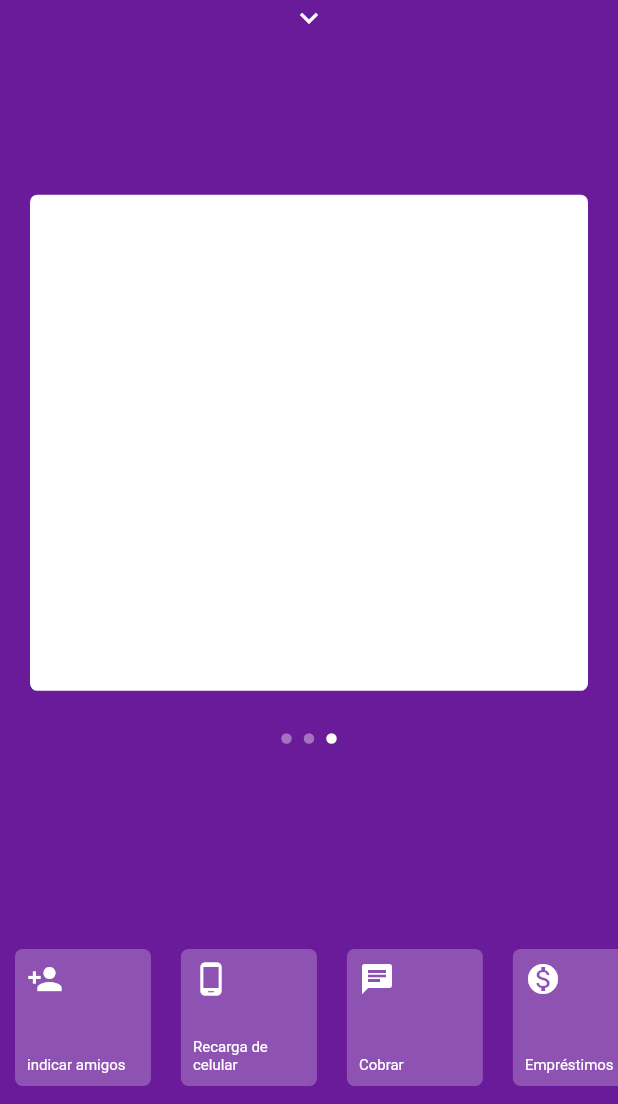
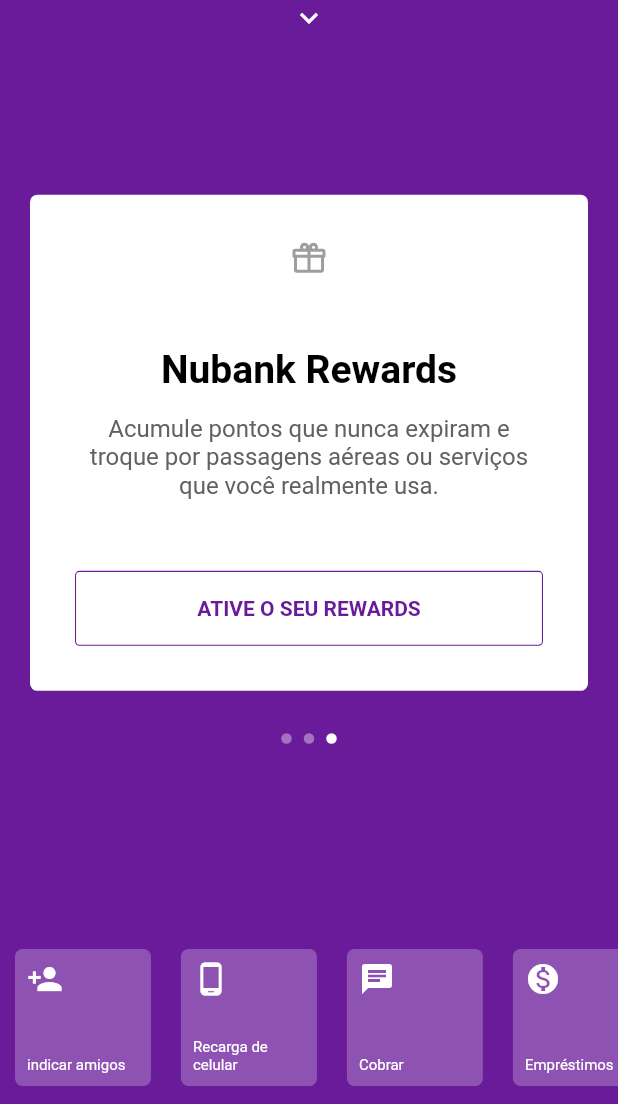
Before and after one commit to PauloAlves8039/flutter-nubank-clone, a Flutter app: the screen it shows after launch, swiped to page 3, on a phone screen of 412 x 824 dp, the part 132-1236 px from its top. Run offline on Flutter 3.47's test engine with Material 2 defaults, Android fonts, the phone set to English and light mode, and no system bars; our stand-ins replace flutter_svg; network calls fail.

Commit message:
Definindo conteúdo do terceiro card

```diff
--- a/lib/pages/home/widgets/page_view_app.dart
+++ b/lib/pages/home/widgets/page_view_app.dart
@@ -2,6 +2,7 @@ import 'package:flutter/material.dart';
 import 'package:nubank_clone/pages/home/widgets/card_app.dart';
 import 'package:nubank_clone/pages/home/widgets/first_card.dart';
 import 'package:nubank_clone/pages/home/widgets/second_card.dart';
+import 'package:nubank_clone/pages/home/widgets/third_card.dart';
 
 class PageViewApp extends StatelessWidget {
   final double top;
@@ -36,7 +37,9 @@ class PageViewApp extends StatelessWidget {
             CardApp(
               child: SecondCard(),
             ),
-            CardApp(),
+            CardApp(
+              child: ThirdCard(),
+            ),
           ],
         ),
       ),
--- /dev/null
+++ b/lib/pages/home/widgets/third_card.dart
@@ -0,0 +1,78 @@
+import 'package:flutter/material.dart';
+import 'package:flutter_svg/flutter_svg.dart';
+
+class ThirdCard extends StatefulWidget {
+  @override
+  _ThirdCardState createState() => _ThirdCardState();
+}
+
+class _ThirdCardState extends State<ThirdCard> {
+  bool _buttomPressed = false;
+  @override
+  Widget build(BuildContext context) {
+    return Padding(
+      padding: const EdgeInsets.all(30),
+      child: Column(
+        mainAxisAlignment: MainAxisAlignment.spaceBetween,
+        children: <Widget>[
+          SvgPicture.asset(
+            "assets/icons/gift-outline.svg",
+            color: Colors.grey,
+            semanticsLabel: "eye",
+          ),
+          Column(
+            children: <Widget>[
+              Text(
+                "Nubank Rewards",
+                style: TextStyle(
+                    color: Colors.black,
+                    fontWeight: FontWeight.bold,
+                    fontSize: 26),
+              ),
+              SizedBox(
+                height: 15,
+              ),
+              Text(
+                "Acumule pontos que nunca expiram e troque por passagens aéreas ou serviços que você realmente usa.",
+                style: TextStyle(color: Colors.grey[700], fontSize: 16),
+                textAlign: TextAlign.center,
+              ),
+            ],
+          ),
+          Container(
+            height: 50,
+            width: double.infinity,
+            decoration: BoxDecoration(
+              borderRadius: BorderRadius.circular(3),
+              border: Border.all(width: 0.7, color: Colors.purple[800]),
+            ),
+            child: RaisedButton(
+              onHighlightChanged: (pressed) {
+                setState(() {
+                  _buttomPressed = pressed;
+                });
+              },
+              child: Text(
+                "ATIVE O SEU REWARDS",
+                style: TextStyle(fontWeight: FontWeight.bold, fontSize: 14),
+              ),
+              highlightColor: Colors.purple[800],
+              disabledTextColor: Colors.purple[800],
+              textColor: _buttomPressed ? Colors.white : Colors.purple[800],
+              shape: RoundedRectangleBorder(
+                borderRadius: BorderRadius.circular(5),
+              ),
+              color: Colors.transparent,
+              elevation: 0,
+              disabledElevation: 0,
+              focusElevation: 0,
+              highlightElevation: 0,
+              hoverElevation: 0,
+              onPressed: () {},
+            ),
+          ),
+        ],
+      ),
+    );
+  }
+}
```
